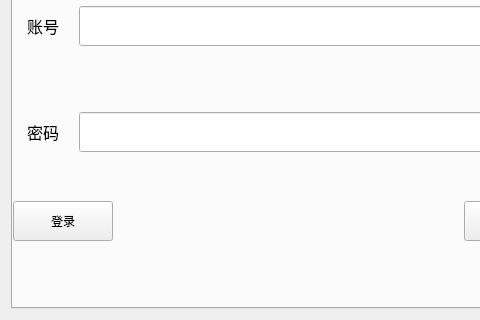
Old version of the form loginWinUi.ui in the repository mhqmhy/fjsss; both pictures show x 0 to 480 and y 84 to 404 of the 602 by 404 pixel window.
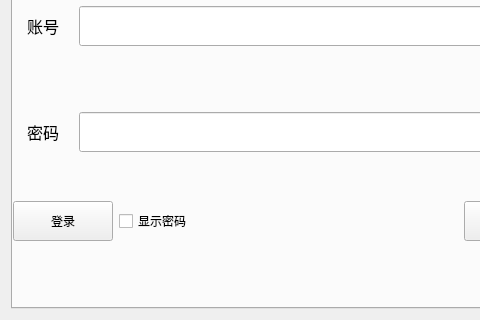
New version of the form.

Commit message: 登录界面隐藏了密码

The edit to the form file:
```diff
--- a/loginWinUi.ui
+++ b/loginWinUi.ui
@@ -176,6 +176,13 @@
             </property>
            </widget>
           </item>
+          <item>
+           <widget class="QCheckBox" name="showPasswd">
+            <property name="text">
+             <string>显示密码</string>
+            </property>
+           </widget>
+          </item>
           <item>
            <spacer name="horizontalSpacer">
             <property name="orientation">
```
The commit also changes 10 other files.
